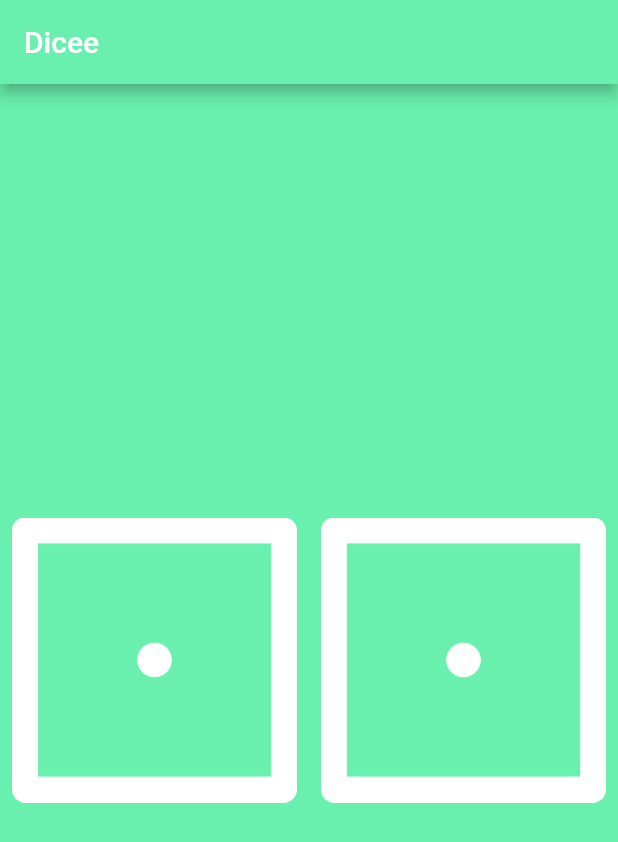
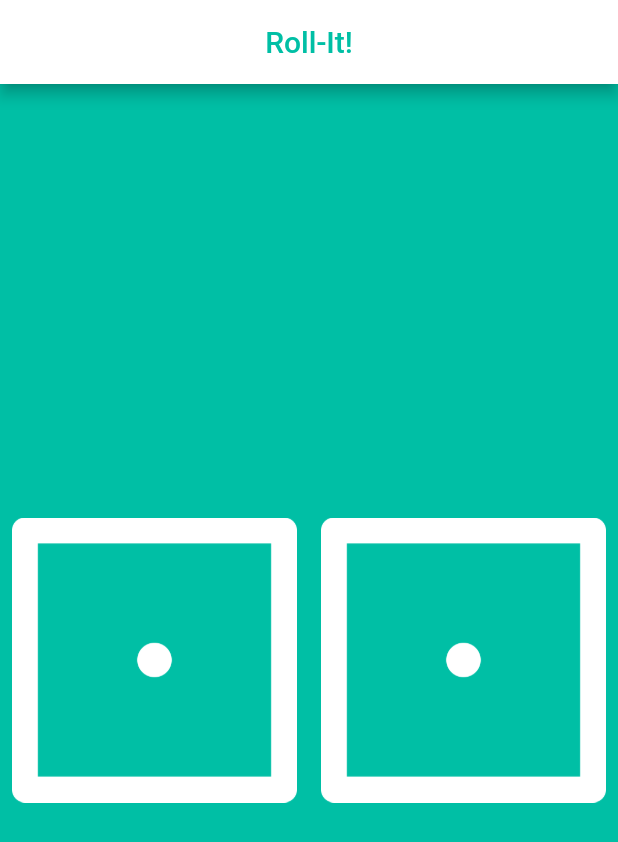
Before and after one commit to neethunsr/Rollit, a Flutter app: the screen it shows after launch, on a phone screen of 412 x 824 dp. Shown: the top 842 px of the screen. Run offline on Flutter 3.47's test engine with Material 2 defaults, Android fonts, the phone set to English and light mode, and no system bars.

Commit message:
Roll-It app

```diff
--- a/lib/main.dart
+++ b/lib/main.dart
@@ -1,13 +1,18 @@
 import 'package:flutter/material.dart';
+import 'dart:math';
 
 void main() {
   return runApp(
     MaterialApp(
       home: Scaffold(
-        backgroundColor: Colors.greenAccent,
+        backgroundColor: Colors.tealAccent[700],
         appBar: AppBar(
-          title: Text('Dicee'),
-          backgroundColor: Colors.greenAccent,
+          title: Center(
+              child: Text(
+            'Roll-It!',
+            style: TextStyle(color: Colors.tealAccent[700]),
+          )),
+          backgroundColor: Colors.white,
         ),
         body: DicePage(),
       ),
@@ -15,7 +20,21 @@
   );
 }
 
-class DicePage extends StatelessWidget {
+class DicePage extends StatefulWidget {
+  @override
+  _DicePageState createState() => _DicePageState();
+}
+
+class _DicePageState extends State<DicePage> {
+  int leftDiceValue = 1;
+  int rightDiceValue = 1;
+  void rollDice() {
+    setState(() {
+      leftDiceValue = Random().nextInt(6) + 1;
+      rightDiceValue = Random().nextInt(6) + 1;
+    });
+  }
+
   @override
   Widget build(BuildContext context) {
     return Center(
@@ -23,15 +42,19 @@
         children: <Widget>[
           Expanded(
             //Takes up maximum available space in a row/column
-            child: Padding(
-              padding: const EdgeInsets.all(8.0),
-              child: Image.asset('images/dice1.png'),
+            child: TextButton(
+              onPressed: () {
+                rollDice();
+              },
+              child: Image.asset('images/dice$leftDiceValue.png'),
             ),
           ),
           Expanded(
-            child: Padding(
-              padding: const EdgeInsets.all(8.0),
-              child: Image.asset('images/dice1.png'),
+            child: TextButton(
+              onPressed: () {
+                rollDice();
+              },
+              child: Image.asset('images/dice$rightDiceValue.png'),
             ),
           ),
         ],
--- a/pubspec.yaml
+++ b/pubspec.yaml
@@ -1,4 +1,4 @@
-name: dicee
+name: rollit
 description: A new Flutter application.
 
 version: 1.0.0+1
@@ -17,8 +17,7 @@
     sdk: flutter
 
 flutter:
-
   uses-material-design: true
 
   assets:
-  - images/
+    - images/
```
